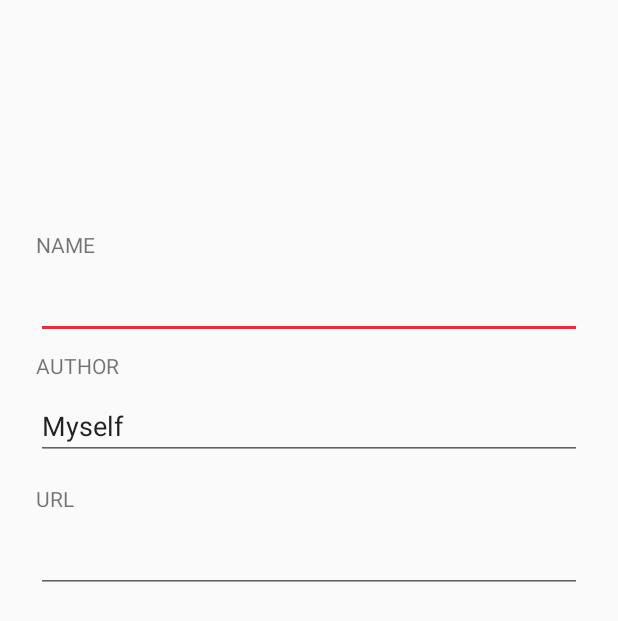
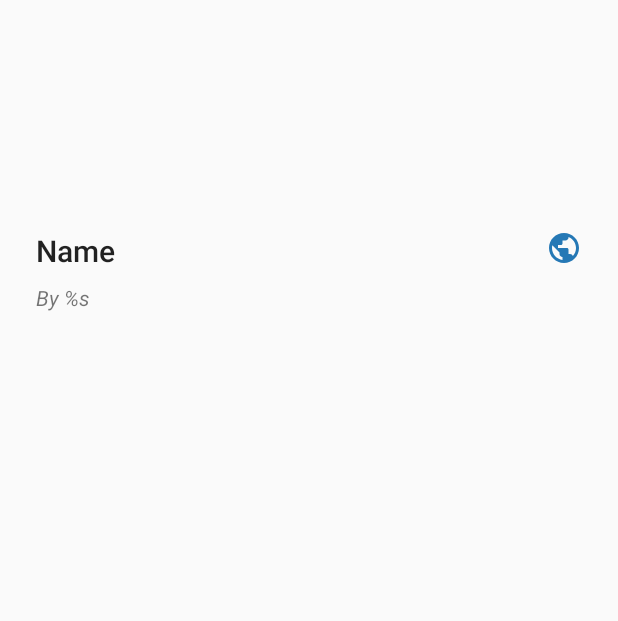
Before and after one commit to lucka-me/mapler-android, an Android app: the layout dialog_style_info.xml on its own in the app's theme, with its tools: preview values and no code run, on a phone screen of 412 x 824 dp. Shown: the top 621 px of the screen. Run offline under Robolectric (Android 15) with nearby library versions, the phone set to English and light mode, and no system bars.

Commit message:
Update [0.1.5] - UI improved
Added
- A new style information dialog to display informations only
- An edit style dialog to edit style informations

Changed
- Update the dependencies to fix some invisible bugs
- Minor text changed

```diff
--- a/wallmapper/src/main/java/labs/lucka/wallmapper/MapStyleManagerRecyclerViewAdapter.kt
+++ b/wallmapper/src/main/java/labs/lucka/wallmapper/MapStyleManagerRecyclerViewAdapter.kt
@@ -42,7 +42,7 @@ class MapStyleManagerRecyclerViewAdapter(
 
         fun setFrom(context: Context, styleIndex: MapStyleIndex, isSelected: Boolean = false) {
             textName.text = styleIndex.name
-            textAuthor.text = String.format(context.getString(R.string.card_style_author), styleIndex.author)
+            textAuthor.text = String.format(context.getString(R.string.style_author), styleIndex.author)
             radioSelected.isChecked = isSelected
         }
     }
--- a/wallmapper/src/main/res/layout/card_map_style.xml
+++ b/wallmapper/src/main/res/layout/card_map_style.xml
@@ -33,7 +33,7 @@
                 app:layout_constraintTop_toTopOf="parent" android:layout_marginBottom="8dp"
                 app:layout_constraintBottom_toBottomOf="parent"/>
         <TextView
-                android:text="@string/card_style_author"
+                android:text="@string/style_author"
                 android:layout_width="0dp"
                 android:layout_height="wrap_content"
                 android:id="@+id/textAuthor"
--- a/wallmapper/src/main/res/layout/dialog_style_info.xml
+++ b/wallmapper/src/main/res/layout/dialog_style_info.xml
@@ -9,7 +9,7 @@
 
     <ImageView
             android:layout_width="0dp"
-            android:id="@+id/imageViewPreview"
+            android:id="@+id/imagePreview"
             app:layout_constraintTop_toTopOf="parent"
             app:layout_constraintStart_toStartOf="parent"
             app:layout_constraintEnd_toEndOf="parent"
@@ -19,72 +19,27 @@
 
     <TextView
             android:text="@string/title_name"
-            android:layout_width="wrap_content"
+            android:layout_width="0dp"
             android:layout_height="wrap_content"
-            android:id="@+id/textTitleName"
-            android:textAllCaps="true"
-            app:layout_constraintTop_toBottomOf="@+id/imageViewPreview"
+            android:id="@+id/textName"
+            app:layout_constraintTop_toBottomOf="@+id/imagePreview"
             app:layout_constraintStart_toStartOf="parent"
             android:layout_marginTop="8dp"
-            android:layout_marginStart="24dp"/>
-    <EditText
+            android:layout_marginStart="24dp" android:textAppearance="@android:style/TextAppearance.Material.Title"
+            android:layout_marginEnd="8dp" app:layout_constraintEnd_toStartOf="@+id/imageType"
+            app:layout_constraintHorizontal_bias="0.0"/>
+    <TextView
             android:layout_width="0dp"
             android:layout_height="wrap_content"
-            android:ems="10"
-            android:id="@+id/editTextName"
-            android:labelFor="@id/textTitleName"
-            app:layout_constraintStart_toStartOf="parent"
-            app:layout_constraintTop_toBottomOf="@+id/textTitleName"
-            android:layout_marginTop="8dp"
-            android:layout_marginStart="24dp"
-            android:singleLine="true" android:inputType="text"
-            android:layout_marginEnd="24dp" app:layout_constraintEnd_toEndOf="parent"/>
-    <TextView
-            android:text="@string/title_author"
+            android:id="@+id/textAuthor"
+            app:layout_constraintTop_toBottomOf="@+id/textName" app:layout_constraintStart_toStartOf="parent"
+            android:layout_marginStart="24dp" android:layout_marginTop="8dp"
+            android:text="@string/style_author" android:textStyle="italic" android:layout_marginEnd="24dp"
+            app:layout_constraintEnd_toEndOf="parent" app:layout_constraintHorizontal_bias="0.0"/>
+    <ImageView
             android:layout_width="wrap_content"
-            android:layout_height="wrap_content"
-            android:id="@+id/textTitleAuthor"
-            android:textAllCaps="true"
-            app:layout_constraintTop_toBottomOf="@+id/editTextName"
-            app:layout_constraintStart_toStartOf="parent"
-            android:layout_marginTop="8dp"
-            android:layout_marginStart="24dp"/>
-    <EditText
-            android:layout_width="0dp"
-            android:layout_height="wrap_content"
-            android:ems="10"
-            android:id="@+id/editTextAuthor"
-            android:labelFor="@id/textTitleAuthor"
-            app:layout_constraintStart_toStartOf="parent"
-            app:layout_constraintTop_toBottomOf="@+id/textTitleAuthor"
-            app:layout_constraintEnd_toEndOf="parent"
-            android:layout_marginTop="8dp"
-            android:layout_marginStart="24dp"
+            android:layout_height="wrap_content" app:srcCompat="@drawable/ic_online"
+            android:id="@+id/imageType" app:layout_constraintEnd_toEndOf="parent"
             android:layout_marginEnd="24dp"
-            android:singleLine="true"
-            android:inputType="textPersonName"
-            android:text='@string/pref_style_author_last_default'/>
-    <TextView
-            android:text="@string/title_url"
-            android:layout_width="wrap_content"
-            android:layout_height="wrap_content"
-            android:id="@+id/textTitleUrl"
-            android:textAllCaps="true"
-            app:layout_constraintTop_toBottomOf="@id/editTextAuthor"
-            app:layout_constraintStart_toStartOf="parent"
-            android:layout_marginTop="16dp"
-            android:layout_marginStart="24dp"/>
-    <EditText
-            android:layout_width="0dp"
-            android:layout_height="wrap_content"
-            android:ems="10"
-            android:id="@+id/editTextUrl"
-            android:labelFor="@id/textTitleUrl"
-            app:layout_constraintStart_toStartOf="parent"
-            app:layout_constraintTop_toBottomOf="@+id/textTitleUrl"
-            app:layout_constraintEnd_toEndOf="parent"
-            android:layout_marginTop="8dp"
-            android:layout_marginStart="24dp"
-            android:layout_marginEnd="24dp"
-            android:inputType="textUri" android:singleLine="true"/>
+            android:layout_marginTop="8dp" app:layout_constraintTop_toBottomOf="@+id/imagePreview"/>
 </androidx.constraintlayout.widget.ConstraintLayout>
--- a/wallmapper/src/main/res/values/strings_dialog.xml
+++ b/wallmapper/src/main/res/values/strings_dialog.xml
@@ -6,6 +6,7 @@
     <string name="button_save">Save</string>
     <string name="button_add">Add</string>
     <string name="button_confirm">Confirm</string>
+    <string name="button_edit">Edit</string>
 
     <!-- Titles -->
     <string name="dialog_title_result">Result</string>
@@ -33,6 +34,9 @@
     <string name="dialog_title_style_information">Style Information</string>
     <string name="dialog_style_information_preview_description">Style Preview</string>
 
+    <!-- Edit Style -->
+    <string name="dialog_title_edit_style">Edit Style</string>
+
     <!-- Delete Style -->
     <string name="dialog_title_delete_style">Delete</string>
     <string name="dialog_content_delete_style">Confirm to delete map style \"%s\" by %s, it\'s not undoable.</string>
```
Also changed, not shown: wallmapper/build.gradle (+4 -3 lines), wallmapper/src/main/java/labs/lucka/wallmapper/DialogKit.kt (+45 -25 lines), wallmapper/src/main/java/labs/lucka/wallmapper/MapStyleManagerActivity.kt (+9 -2 lines), wallmapper/src/main/res/layout/dialog_edit_style.xml (added, +77 -0 lines), wallmapper/src/main/res/values/strings.xml (+6 -3 lines), 6 other files.
